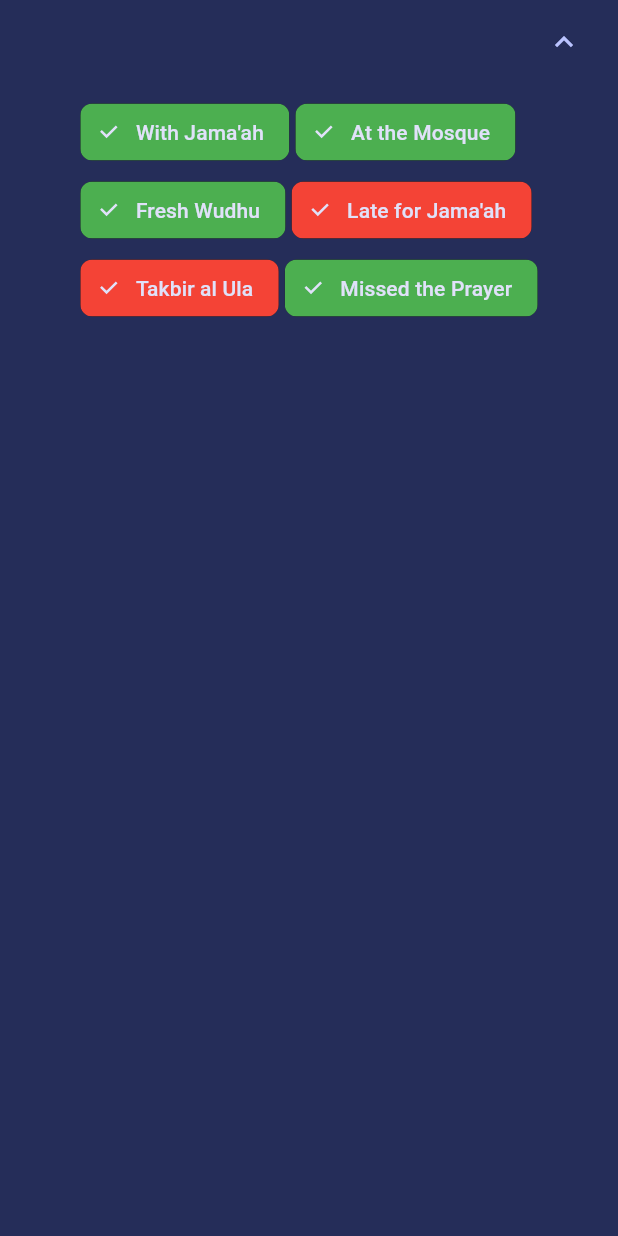
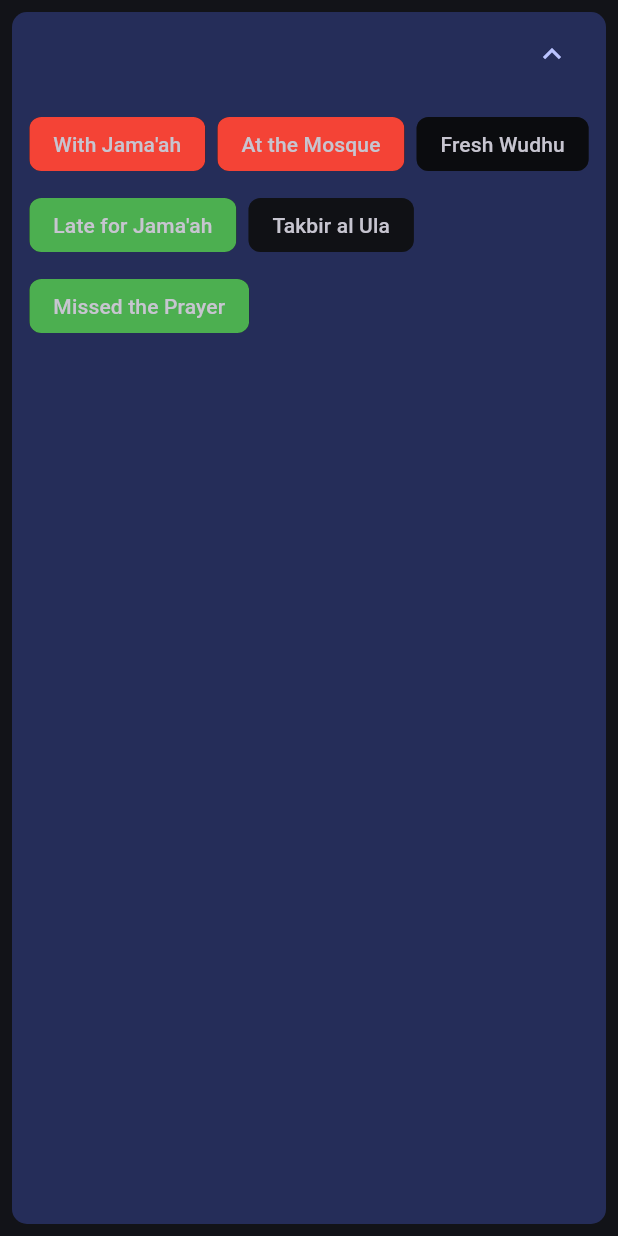
Before and after one commit to kq1231/salah_x, a Flutter app: the PrayerSection widget shown alone on an empty page, opened directly with empty values, after a tap on the "expand more" icon, on a phone screen of 412 x 824 dp. Run offline on Flutter 3.47's test engine with Material 3 defaults, Android fonts, the phone set to English and light mode, and no system bars; our stand-ins replace flutter_riverpod, flutter_spinkit.

Commit message:
worked on prayer recording

```diff
--- a/lib/features/recording/models/prayer.dart
+++ b/lib/features/recording/models/prayer.dart
@@ -5,7 +5,8 @@ class Prayer {
   final String? id;
   final String name;
   final List<Unit> units;
-  final bool? freshWudhu;
+  final bool freshWudhu;
+  final bool? atMosque;
   final bool? withCongregation;
   final bool? isQadha;
   final String? reasonForMissingPrayer;
@@ -19,9 +20,10 @@ class Prayer {
     this.id,
     required this.name,
     required this.units,
-    this.freshWudhu,
+    required this.freshWudhu,
     this.isQadha,
     this.withCongregation,
+    this.atMosque,
     this.reasonForMissingPrayer,
     this.reasonForMissingCongregation,
     this.wasLateForCongregation,
@@ -37,6 +39,7 @@ class Prayer {
         'units': units.map((unit) => unit.toJson()).toList(),
         'fresh_wudhu': freshWudhu,
         'with_congregation': withCongregation,
+        'at_mosque': atMosque,
         'is_qadha': isQadha,
         'reason_for_missing_prayer': reasonForMissingPrayer,
         'reason_for_missing_congregation': reasonForMissingCongregation,
@@ -55,7 +58,8 @@ class Prayer {
           .map((unitJson) => Unit.fromJson(unitJson))
           .toList(),
       isQadha: json['is_qadha'],
-      freshWudhu: json['fresh_wudhu'] as bool?,
+      atMosque: json['at_mosque'],
+      freshWudhu: json['fresh_wudhu'] as bool,
       withCongregation: json['with_congregation'] as bool?,
       reasonForMissingPrayer: json['reason_for_missing_prayer'] as String?,
       reasonForMissingCongregation:
@@ -74,6 +78,8 @@ class Prayer {
     List<Unit>? units,
     bool? freshWudhu,
     bool? withCongregation,
+    bool? atMosque,
+    bool? isQadha,
     String? reasonForMissingPrayer,
     String? reasonForMissingCongregation,
     bool? wasLateForCongregation,
@@ -91,6 +97,8 @@ class Prayer {
           reasonForMissingPrayer ?? this.reasonForMissingPrayer,
       reasonForMissingCongregation:
           reasonForMissingCongregation ?? this.reasonForMissingCongregation,
+      atMosque: atMosque ?? this.atMosque,
+      isQadha: isQadha ?? this.isQadha,
       wasLateForCongregation:
           wasLateForCongregation ?? this.wasLateForCongregation,
       lateByRakats: lateByRakats ?? this.lateByRakats,
--- a/lib/features/recording/models/unit.dart
+++ b/lib/features/recording/models/unit.dart
@@ -7,14 +7,14 @@ class Unit {
   final FocusLevel
       focusLevel; // Enum representing focus levels (e.g., "High", "Moderate", "Low")
   final bool? hasPrayed;
-  final int? order; // Order in which the unit was offered within the prayer
+  // final int? order; // Order in which the unit was offered within the prayer
   late final int xp; // Number of points
 
   Unit({
     required this.type,
     required this.focusLevel,
     this.hasPrayed,
-    this.order,
+    // this.order,
     required this.rakaatCount,
   }) {
     xp = unitXps[type];
@@ -25,7 +25,7 @@ class Unit {
         'type': unitTypeAsString(type),
         'focus_level':
             focusLevel.name.toLowerCase(), // convert enum to lowercase string
-        'order': order,
+        // 'order': order,
         'rakaat_count': rakaatCount,
         'has_prayed': hasPrayed,
       };
@@ -37,7 +37,7 @@ class Unit {
       rakaatCount: json['rakaat_count'] as int,
       focusLevel: FocusLevel.values.firstWhere((element) =>
           element.name.toLowerCase() == json['focus_level'] as String),
-      order: json['order'] as int?,
+      // order: json['order'] as int?,
       hasPrayed: json['has_prayed'] as bool?,
     );
   }
@@ -55,7 +55,7 @@ class Unit {
       rakaatCount: rakaatCount ?? this.rakaatCount,
       focusLevel: focusLevel ?? this.focusLevel,
       hasPrayed: hasPrayed ?? this.hasPrayed,
-      order: order ?? this.order,
+      // order: order ?? this.order,
     );
   }
 }
--- a/lib/features/recording/views/components/prayer_section.dart
+++ b/lib/features/recording/views/components/prayer_section.dart
@@ -7,12 +7,15 @@ class PrayerSection extends StatelessWidget {
   final Prayer prayer;
   final List<Unit> units;
   final void Function(int unitIndex, Unit unit) onUnitChanged;
+  final void Function(Prayer prayer) onPrayerChanged;
 
-  const PrayerSection(
-      {super.key,
+  const PrayerSection({
+    super.key,
     required this.prayer,
     required this.units,
-      required this.onUnitChanged});
+    required this.onUnitChanged,
+    required this.onPrayerChanged,
+  });
 
   @override
   Widget build(BuildContext context) {
@@ -25,13 +28,21 @@ class PrayerSection extends StatelessWidget {
       ));
     }
 
-    return Container(
-      color: const Color.fromARGB(106, 63, 81, 181),
+    return Padding(
+      padding: const EdgeInsets.all(8.0),
+      child: Container(
+        decoration: const BoxDecoration(
+          borderRadius: BorderRadius.all(
+            Radius.circular(10),
+          ),
+          color: Color.fromARGB(106, 63, 81, 181),
+        ),
         child: Column(
           children: [
             // -------- Name & Choice Chips ----------
             ExpansionTile(
-            shape: RoundedRectangleBorder(borderRadius: BorderRadius.zero),
+              shape:
+                  const RoundedRectangleBorder(borderRadius: BorderRadius.zero),
               title: Text(
                 prayer.name,
                 style: const TextStyle(
@@ -43,49 +54,74 @@ class PrayerSection extends StatelessWidget {
                 Padding(
                   padding: const EdgeInsets.all(8.0),
                   child: Wrap(
-                  runSpacing: 4,
-                  spacing: 4,
+                    runSpacing: 6,
+                    spacing: 8,
                     children: [
                       ChoiceChip(
+                        side: BorderSide.none,
+                        backgroundColor: Colors.red,
+                        selectedColor: Colors.green,
+                        label: const Text("With Jama'ah"),
+                        selected: prayer.withCongregation ?? false,
+                        onSelected: (bool withJamaah) {
+                          onPrayerChanged(
+                              prayer.copyWith(withCongregation: withJamaah));
+                        },
+                      ),
+                      ChoiceChip(
+                        side: BorderSide.none,
+                        backgroundColor: Colors.red,
+                        selectedColor: Colors.green,
+                        label: const Text("At the Mosque"),
+                        selected: prayer.atMosque ?? false,
+                        onSelected: (bool atMosque) {
+                          onPrayerChanged(prayer.copyWith(atMosque: atMosque));
+                        },
+                      ),
+                      ChoiceChip(
+                        side: BorderSide.none,
                         backgroundColor: Colors.black38,
                         selectedColor: Colors.green,
-                      label: Text("With Jama'ah"),
-                      selected: true,
-                      onSelected: (bool withJamaah) {},
+                        label: const Text("Fresh Wudhu"),
+                        selected: prayer.freshWudhu,
+                        onSelected: (bool freshWudhu) {
+                          onPrayerChanged(
+                              prayer.copyWith(freshWudhu: freshWudhu));
+                        },
                       ),
                       ChoiceChip(
-                      backgroundColor: Colors.black38,
-                      selectedColor: Colors.green,
-                      label: Text("At the Mosque"),
-                      selected: true,
-                      onSelected: (bool atMosque) {},
+                        side: BorderSide.none,
+                        checkmarkColor: Colors.black,
+                        backgroundColor: Colors.green,
+                        selectedColor: Colors.red,
+                        label: const Text("Late for Jama'ah"),
+                        selected: prayer.wasLateForCongregation ?? false,
+                        onSelected: (bool wasLateForCongregation) {
+                          onPrayerChanged(prayer.copyWith(
+                              wasLateForCongregation: wasLateForCongregation));
+                        },
                       ),
                       ChoiceChip(
-                      backgroundColor: Colors.black38,
+                        side: BorderSide.none,
+                        backgroundColor: Colors.black12,
                         selectedColor: Colors.green,
-                      label: Text("Fresh Wudhu"),
-                      selected: true,
-                      onSelected: (bool freshWudhu) {},
+                        label: const Text("Takbir al Ula"),
+                        selected: prayer.takbirAlUlaAchieved ?? false,
+                        onSelected: (bool takbirAlUlaAchieved) {
+                          onPrayerChanged(prayer.copyWith(
+                              takbirAlUlaAchieved: takbirAlUlaAchieved));
+                        },
                       ),
                       ChoiceChip(
+                        side: BorderSide.none,
+                        checkmarkColor: Colors.black,
+                        selectedColor: Colors.red,
                         backgroundColor: Colors.green,
-                      selectedColor: Colors.red,
-                      label: Text("Late for Jama'ah"),
-                      selected: true,
-                      onSelected: (bool lateForJamaah) {},
-                    ),
-                    ChoiceChip(
-                      backgroundColor: Colors.green,
-                      selectedColor: Colors.red,
-                      label: Text("Takbir al Ula"),
-                      selected: true,
-                      onSelected: (bool takbirAlUla) {},
-                    ),
-                    ChoiceChip(
-                      selectedColor: Colors.green,
-                      label: Text("Missed the Prayer"),
-                      selected: true,
-                      onSelected: (bool missedThePrayer) {},
+                        label: const Text("Missed the Prayer"),
+                        selected: prayer.isQadha ?? false,
+                        onSelected: (bool isQadha) {
+                          onPrayerChanged(prayer.copyWith(isQadha: isQadha));
+                        },
                       ),
                     ],
                   ),
@@ -95,11 +131,16 @@ class PrayerSection extends StatelessWidget {
             ),
 
             // -------- Unit Tiles ----------
-          ...unitTiles,
+            ...unitTiles.map((e) => Padding(
+                  padding:
+                      const EdgeInsets.symmetric(horizontal: 10, vertical: 4),
+                  child: e,
+                )),
 
             const SizedBox(height: 10.0), // Add some spacing
           ],
         ),
+      ),
     );
   }
 }
```
Also changed, not shown: lib/features/recording/repositories/prayer_repository_impl.dart (+20 -1 lines), lib/features/recording/views/components/unit_tile.dart (+30 -7 lines), lib/features/recording/views/dates_screen.dart (+38 -14 lines), lib/features/recording/views/prayer_recording_screen.dart (+11 -0 lines). Lines whose indentation alone changed are shown as unchanged.
